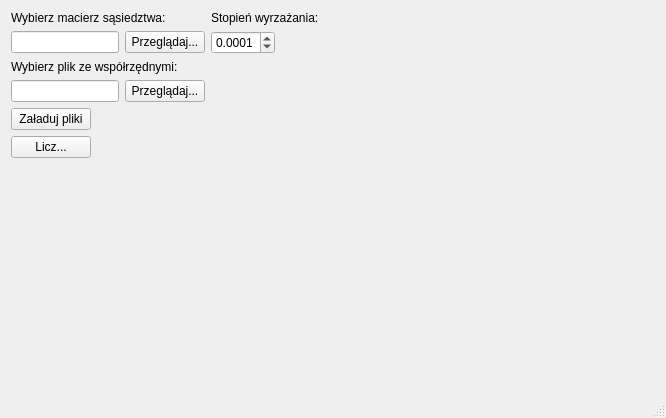
almendar/tsp-sa, file mainwindow.ui: the form before one commit.
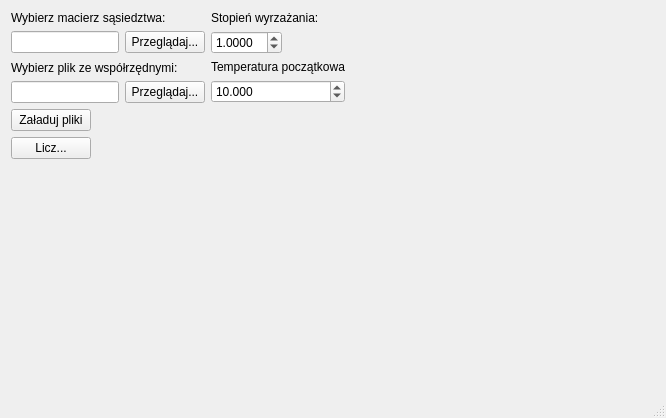
The form after the commit.

```diff
--- a/mainwindow.ui
+++ b/mainwindow.ui
@@ -41,7 +41,7 @@
       <property name="fieldGrowthPolicy">
        <enum>QFormLayout::ExpandingFieldsGrow</enum>
       </property>
-      <item row="0" column="0">
+      <item row="1" column="0">
        <layout class="QVBoxLayout" name="verticalLayout">
         <property name="sizeConstraint">
          <enum>QLayout::SetMinimumSize</enum>
@@ -94,7 +94,7 @@
         </item>
        </layout>
       </item>
-      <item row="0" column="1">
+      <item row="1" column="1">
        <layout class="QVBoxLayout" name="verticalLayout_2">
         <item>
          <widget class="QLabel" name="label_2">
@@ -120,20 +120,23 @@
           <property name="decimals">
            <number>4</number>
           </property>
-          <property name="maximum">
-           <double>1.000000000000000</double>
-          </property>
-          <property name="singleStep">
-           <double>0.001000000000000</double>
-          </property>
-          <property name="value">
+          <property name="minimum">
            <double>0.000100000000000</double>
           </property>
+          <property name="maximum">
+           <double>10.000000000000000</double>
+          </property>
+          <property name="singleStep">
+           <double>0.500000000000000</double>
+          </property>
+          <property name="value">
+           <double>1.000000000000000</double>
+          </property>
          </widget>
         </item>
        </layout>
       </item>
-      <item row="3" column="0">
+      <item row="4" column="0">
        <widget class="QPushButton" name="btn_Compute">
         <property name="enabled">
          <bool>true</bool>
@@ -152,7 +155,7 @@
         </property>
        </widget>
       </item>
-      <item row="1" column="0">
+      <item row="2" column="0">
        <layout class="QVBoxLayout" name="verticalLayout_7">
         <item>
          <widget class="QLabel" name="label_3">
@@ -177,13 +180,40 @@
         </item>
        </layout>
       </item>
-      <item row="2" column="0">
+      <item row="3" column="0">
        <widget class="QPushButton" name="btn_LoadInputData">
         <property name="text">
          <string>Załaduj pliki</string>
         </property>
        </widget>
       </item>
+      <item row="2" column="1">
+       <layout class="QVBoxLayout" name="verticalLayout_3">
+        <item>
+         <widget class="QLabel" name="label_4">
+          <property name="text">
+           <string>Temperatura początkowa</string>
+          </property>
+         </widget>
+        </item>
+        <item>
+         <widget class="QDoubleSpinBox" name="doubleSpinBox_2">
+          <property name="decimals">
+           <number>3</number>
+          </property>
+          <property name="minimum">
+           <double>0.001000000000000</double>
+          </property>
+          <property name="maximum">
+           <double>100.000000000000000</double>
+          </property>
+          <property name="value">
+           <double>10.000000000000000</double>
+          </property>
+         </widget>
+        </item>
+       </layout>
+      </item>
      </layout>
     </item>
    </layout>
```
